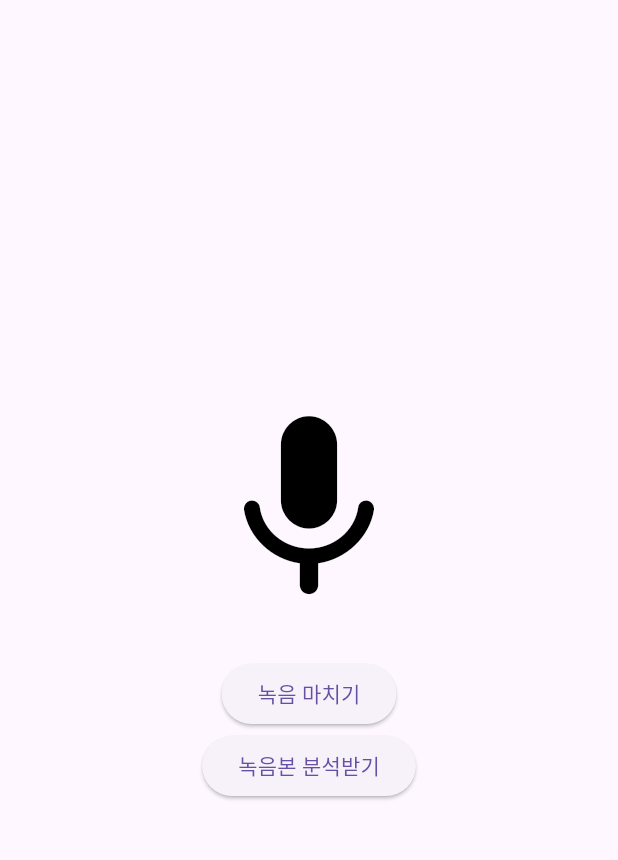
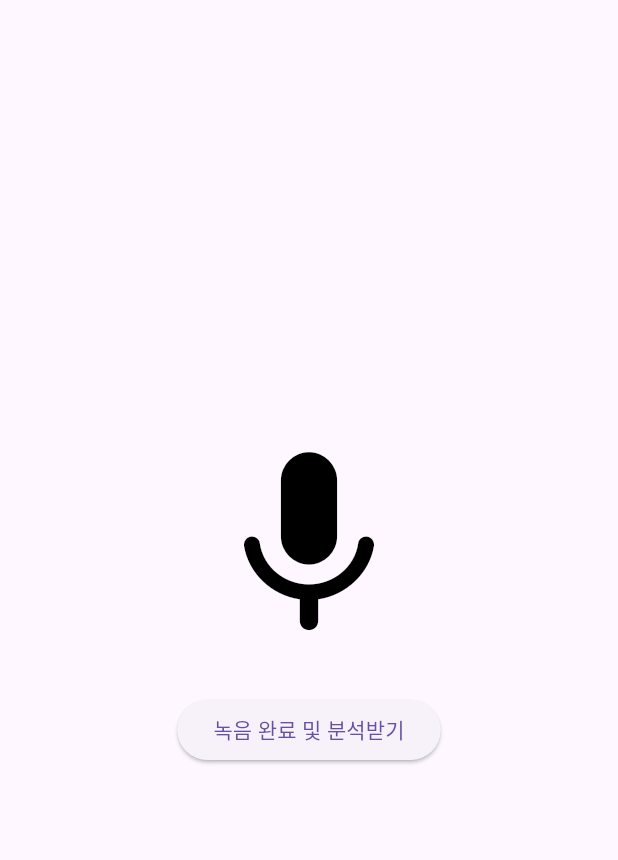
Before and after one commit to twenty-three-23/peech-flutter, a Flutter app: the VoiceRecodeScreenNoScript screen opened by its route, after a tap on "녹음 시작", on a phone screen of 412 x 824 dp, the part 65-925 px from its top. Run offline on Flutter 3.47's test engine with Material 3 defaults, Android fonts, the phone set to English and light mode, and no system bars; our stand-ins replace get, permission_handler, shared_preferences; missing offline and left inert: flutter_sound; accounts and stored records are empty; statements that could not run were skipped.

Commit message:
design: 음성 녹음 화면 버튼 디자인 수정
- 분석받기 버튼 제거
- 녹음 시작 버튼을 클릭하여 녹음 중으로 변경되면 녹음 시작 버튼이 녹음 종료 및 분석받기 버튼으로 바뀌도록 변경

#TT-88 voiceRecoding

```diff
--- a/lib/features/voiceRecode/view/voice_recode_screen_no_script.dart
+++ b/lib/features/voiceRecode/view/voice_recode_screen_no_script.dart
@@ -55,11 +55,7 @@ class _VoiceRecodeScreenNoScriptState extends State<VoiceRecodeScreenNoScript> w
                 const SizedBox(height: 30,),
                 ElevatedButton(
                   onPressed: _controller.isRecording.value ? _controller.stopRecording : _controller.startRecording,
-                  child: Text(_controller.isRecording.value ? '녹음 마치기' : '녹음 시작'),
-                ),
-                ElevatedButton(
-                  onPressed: () {  },
-                  child: const Text("녹음본 분석받기"),
+                  child: Text(_controller.isRecording.value ? '녹음 완료 및 분석받기' : '녹음 시작'),
                 ),
               ],
             ),
--- a/lib/features/voiceRecode/view/voice_recode_screen_with_script.dart
+++ b/lib/features/voiceRecode/view/voice_recode_screen_with_script.dart
@@ -45,13 +45,8 @@ class _VoiceRecodeScreenWithScriptState extends State<VoiceRecodeScreenWithScrip
           GetX<VoiceRecodeCtr>(
             builder: (_) => ElevatedButton(
               onPressed: _controller.isRecording.value ? _controller.stopRecording : _controller.startRecording,
-              child: Text(_controller.isRecording.value ? '녹음 마치기' : '녹음 시작'),
+              child: Text(_controller.isRecording.value ? '녹음 완료 및 분석받기' : '녹음 시작'),
             ),
-          ),
-          const SizedBox(width: 8,),
-          ElevatedButton(
-            onPressed: () {  },
-            child: const Text("분석"),
           ),
           const SizedBox(width: 8,),
         ],
```
